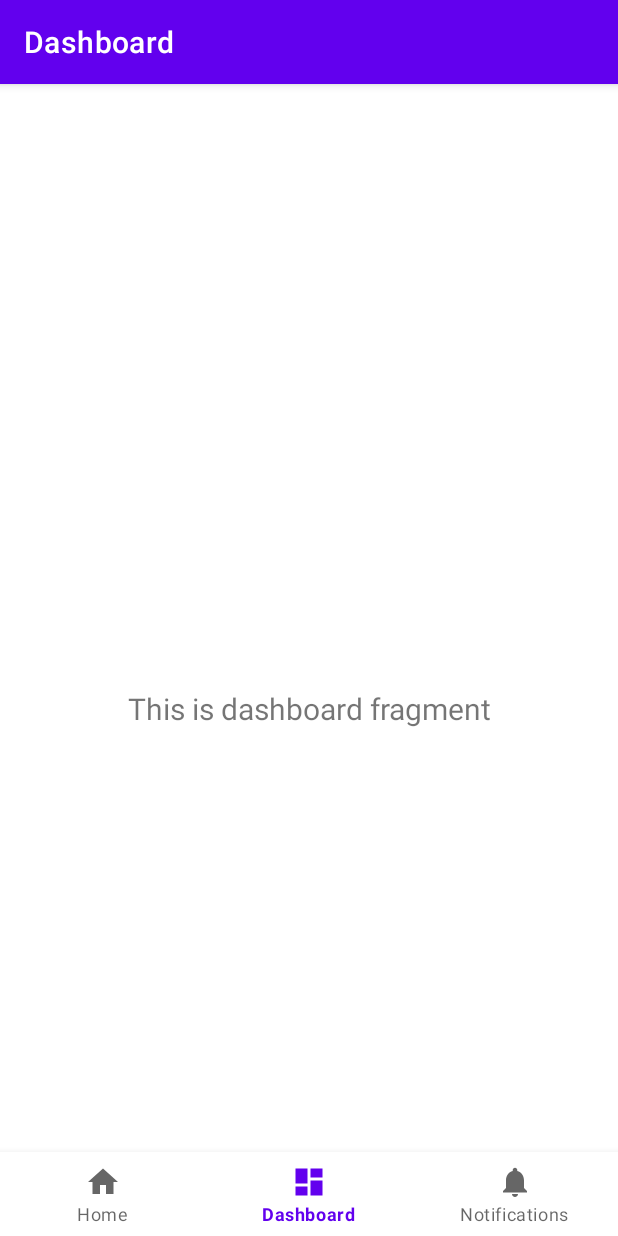
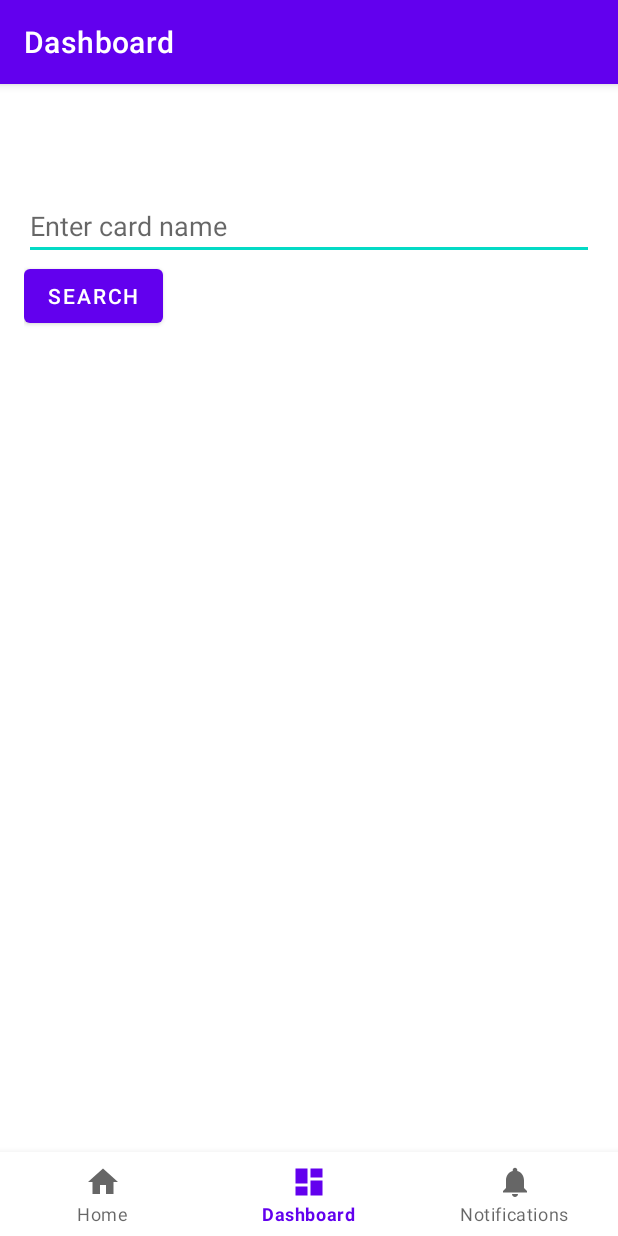
Before and after one commit to nikethLakshmanan/Tokenizer, an Android app: the DashboardFragment screen opened through its navigation route, on a phone screen of 412 x 824 dp. Run offline under Robolectric (Android 15) with nearby library versions, the phone set to English and light mode, and no system bars; our stand-ins replace navigation-ui.

```diff
--- a/app/src/main/AndroidManifest.xml
+++ b/app/src/main/AndroidManifest.xml
@@ -1,6 +1,8 @@
 <?xml version="1.0" encoding="utf-8"?>
 <manifest xmlns:android="http://schemas.android.com/apk/res/android"
     xmlns:tools="http://schemas.android.com/tools">
+    <uses-permission android:name="android.permission.INTERNET" />
+    <uses-permission android:name="android.permission.ACCESS_NETWORK_STATE" />
 
     <application
         android:allowBackup="true"
@@ -11,6 +13,7 @@
         android:roundIcon="@mipmap/ic_launcher_round"
         android:supportsRtl="true"
         android:theme="@style/Theme.TokenizerV2"
+
         tools:targetApi="31">
         <activity
             android:name=".MainActivity"
--- a/app/src/main/java/com/example/tokenizerv2/ui/dashboard/DashboardViewModel.java
+++ b/app/src/main/java/com/example/tokenizerv2/ui/dashboard/DashboardViewModel.java
@@ -10,7 +10,6 @@ public class DashboardViewModel extends ViewModel {
 
     public DashboardViewModel() {
         mText = new MutableLiveData<>();
-        mText.setValue("This is dashboard fragment");
     }
 
     public LiveData<String> getText() {
--- a/app/src/main/java/com/example/tokenizerv2/ui/home/HomeViewModel.java
+++ b/app/src/main/java/com/example/tokenizerv2/ui/home/HomeViewModel.java
@@ -10,7 +10,6 @@ public class HomeViewModel extends ViewModel {
 
     public HomeViewModel() {
         mText = new MutableLiveData<>();
-        mText.setValue("This is home fragment");
     }
 
     public LiveData<String> getText() {
--- a/app/src/main/java/com/example/tokenizerv2/ui/notifications/NotificationsViewModel.java
+++ b/app/src/main/java/com/example/tokenizerv2/ui/notifications/NotificationsViewModel.java
@@ -10,7 +10,6 @@ public class NotificationsViewModel extends ViewModel {
 
     public NotificationsViewModel() {
         mText = new MutableLiveData<>();
-        mText.setValue("This is notifications fragment");
     }
 
     public LiveData<String> getText() {
--- a/app/src/main/res/layout/activity_main.xml
+++ b/app/src/main/res/layout/activity_main.xml
@@ -1,6 +1,7 @@
 <?xml version="1.0" encoding="utf-8"?>
 <androidx.constraintlayout.widget.ConstraintLayout xmlns:android="http://schemas.android.com/apk/res/android"
     xmlns:app="http://schemas.android.com/apk/res-auto"
+    xmlns:tools="http://schemas.android.com/tools"
     android:id="@+id/container"
     android:layout_width="match_parent"
     android:layout_height="match_parent"
@@ -30,4 +31,31 @@
         app:layout_constraintTop_toTopOf="parent"
         app:navGraph="@navigation/mobile_navigation" />
 
+    <LinearLayout xmlns:android="http://schemas.android.com/apk/res/android"
+        android:layout_width="match_parent"
+        android:layout_height="match_parent"
+        android:orientation="vertical"
+        android:padding="16dp">
+
+        <EditText
+            android:id="@+id/searchEditText"
+            android:layout_width="match_parent"
+            android:layout_height="wrap_content"
+            android:hint="Enter card name" />
+
+        <Button
+            android:id="@+id/searchButton"
+            android:layout_width="wrap_content"
+            android:layout_height="wrap_content"
+            android:text="Search" />
+
+        <TextView
+            android:id="@+id/resultTextView"
+            android:layout_width="match_parent"
+            android:layout_height="wrap_content"
+            android:layout_marginTop="16dp" />
+
+    </LinearLayout>
+
+
 </androidx.constraintlayout.widget.ConstraintLayout>
--- a/app/src/main/res/navigation/mobile_navigation.xml
+++ b/app/src/main/res/navigation/mobile_navigation.xml
@@ -9,7 +9,9 @@
         android:id="@+id/navigation_home"
         android:name="com.example.tokenizerv2.ui.home.HomeFragment"
         android:label="@string/title_home"
-        tools:layout="@layout/fragment_home" />
+        tools:layout="@layout/fragment_home"
+
+    />
 
     <fragment
         android:id="@+id/navigation_dashboard"
```
Also changed, not shown: app/src/main/java/com/example/tokenizerv2/MainActivity.java (+71 -0 lines).
